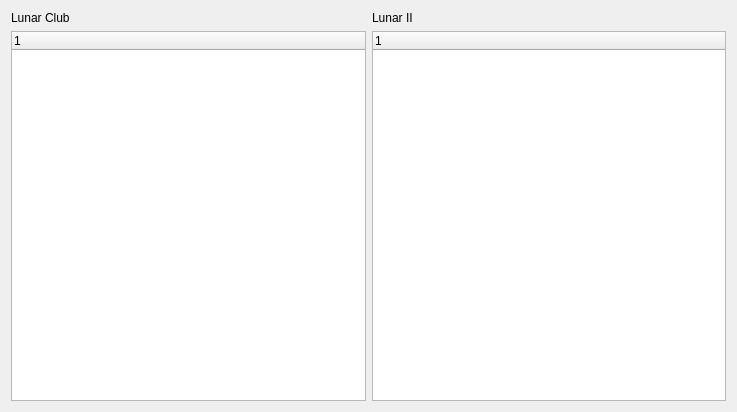
mareuter/lunar-club-tools, file python/res/ui/widgets/features_tab.ui: the form before one commit.
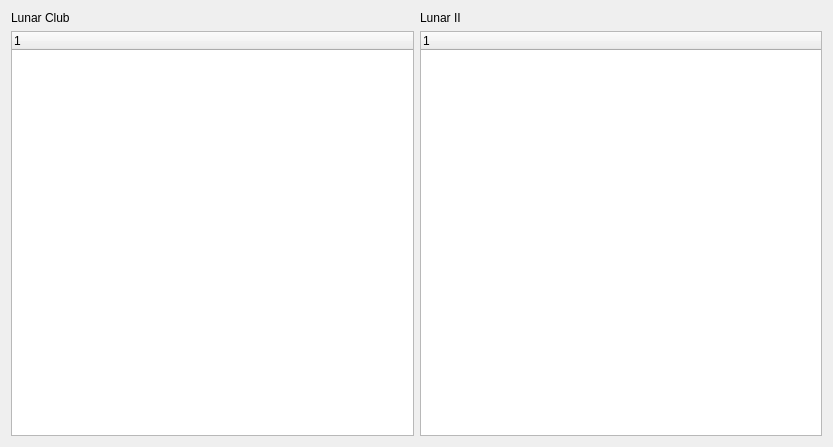
The form after the commit.

Commit message: Refs #13. Setting minimum sizes for the tree widgets.

```diff
--- a/python/res/ui/widgets/features_tab.ui
+++ b/python/res/ui/widgets/features_tab.ui
@@ -6,8 +6,8 @@
    <rect>
     <x>0</x>
     <y>0</y>
-    <width>737</width>
-    <height>412</height>
+    <width>833</width>
+    <height>447</height>
    </rect>
   </property>
   <property name="windowTitle">
@@ -25,6 +25,12 @@
      </item>
      <item>
       <widget class="QTreeWidget" name="lunar_club_tree">
+       <property name="minimumSize">
+        <size>
+         <width>400</width>
+         <height>400</height>
+        </size>
+       </property>
        <column>
         <property name="text">
          <string notr="true">1</string>
@@ -45,6 +51,12 @@
      </item>
      <item>
       <widget class="QTreeWidget" name="lunar_ii_tree">
+       <property name="minimumSize">
+        <size>
+         <width>400</width>
+         <height>400</height>
+        </size>
+       </property>
        <column>
         <property name="text">
          <string notr="true">1</string>
```
